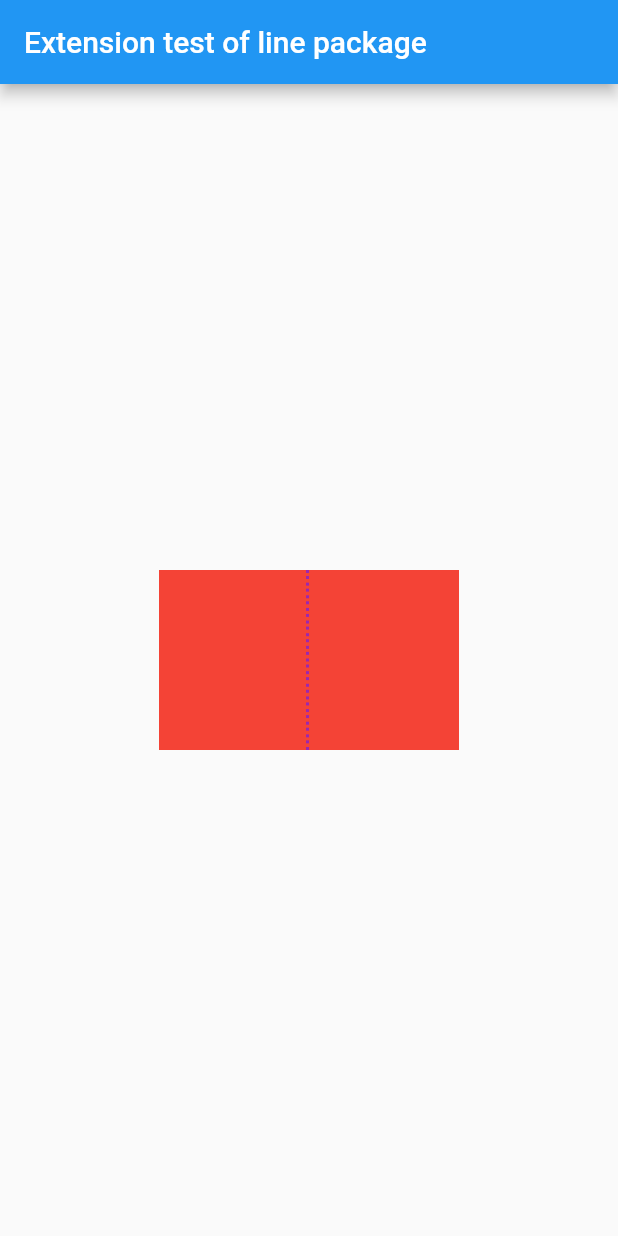
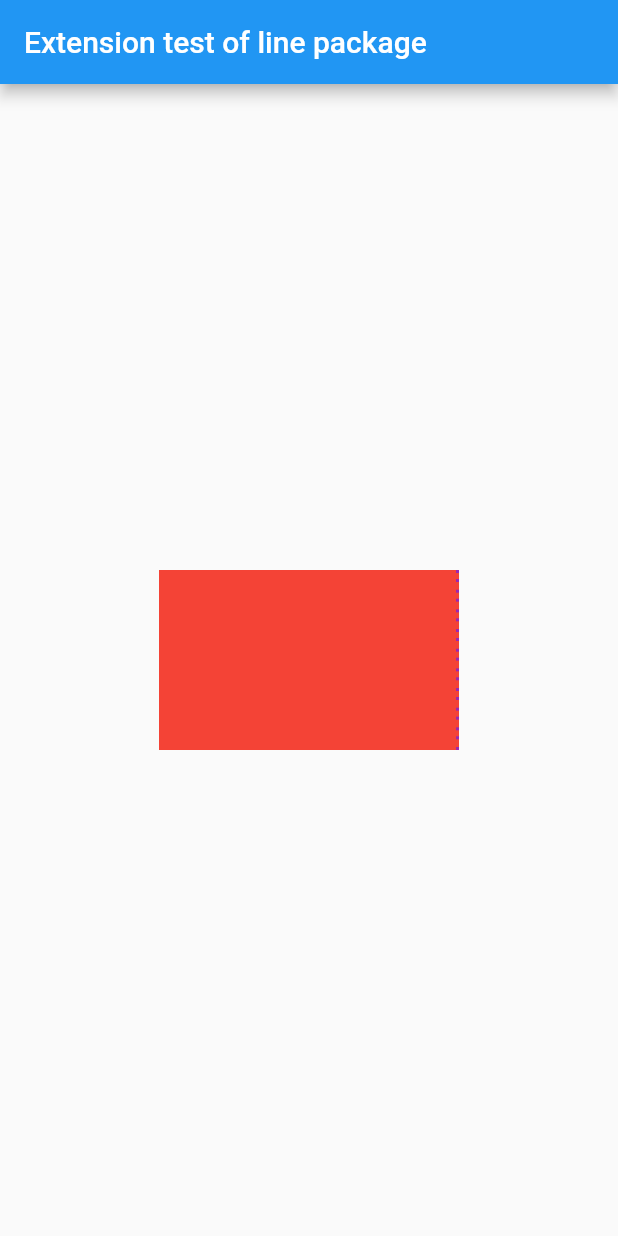
Before and after one commit to zhoushuangjian001/idkit_line, a Flutter app: the screen it shows after launch, on a phone screen of 412 x 824 dp. Run offline on Flutter 3.47's test engine with Material 2 defaults, Android fonts, the phone set to English and light mode, and no system bars.

```diff
--- a/example/lib/main.dart
+++ b/example/lib/main.dart
@@ -42,14 +42,14 @@ class _MyHomePageState extends State<MyHomePage> {
             IDKitLine(
               height: 120,
               width: 200,
-              align: LineAlign.center,
+              align: LineAlign.right,
               axis: Axis.vertical,
               thickness: 2,
               type: LineType.dotted,
               dottedType: DottedType.dash_dot,
               w: 0.2,
               dashLength: 2,
-              interval: 2,
+              interval: 4,
               color: Colors.purple,
             ),
           ],
--- a/lib/src/line_main.dart
+++ b/lib/src/line_main.dart
@@ -1,4 +1,5 @@
-import 'package:flutter/material.dart';
+import 'package:flutter/material.dart'
+    show StatelessWidget, Axis, Key, Color, Container, LayoutBuilder, BuildContext, BoxConstraints, SizedBox, CustomPaint, Size, Colors, Widget;
 import 'package:idkit_line/src/line_config.dart';
 import 'package:idkit_line/src/line_painter.dart';
 
@@ -22,31 +23,49 @@ class IDKitLine extends StatelessWidget {
     this.interval,
   }) : super(key: key);
 
-  ///
+  /// The width of the carrier to draw the line
   final double? width;
 
-  ///
+  /// The height of the carrier to draw the line
   final double? height;
 
+  /// Type of drawing line
   final LineType type;
 
+  /// The thickness of the drawn line
   final double? thickness;
 
+  /// The direction of the drawn line
   final Axis axis;
 
+  /// The position of the drawn line
   final LineAlign align;
 
+  /// The color of the drawn line
   final Color? color;
 
+  /// Start indentation of the line drawn
   final double? indent;
+
+  /// End indentation of the line drawn
   final double? endIndent;
 
+  /// Draw the amplitude of the wave line
   final double? a;
+
+  /// Angular velocity for drawing wavy lines
   final double? w;
+
+  /// Draw the offset of the wavy line
   final double? k;
 
+  /// Type of dashed line
   final DottedType dottedType;
+
+  /// The length of the dashed line
   final double? dashLength;
+
+  /// Space between dotted elements
   final double? interval;
 
   @override
```
Also changed, not shown: lib/src/line_config.dart (+4 -4 lines), lib/src/line_mixin.dart (+2 -5 lines).
